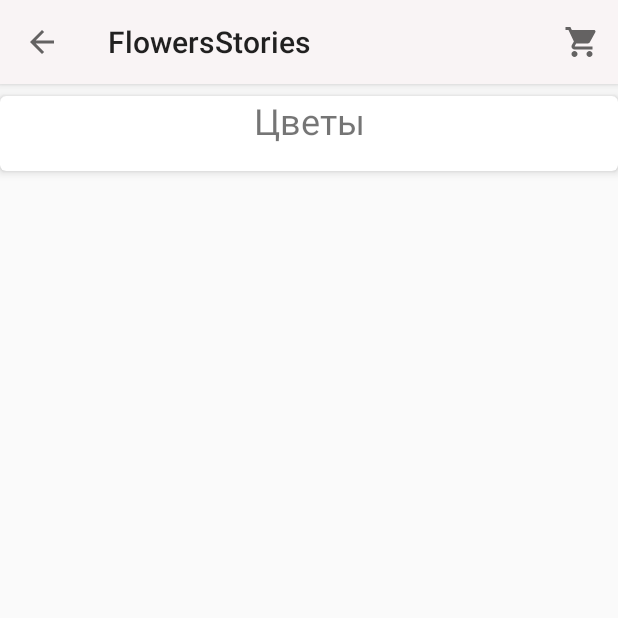
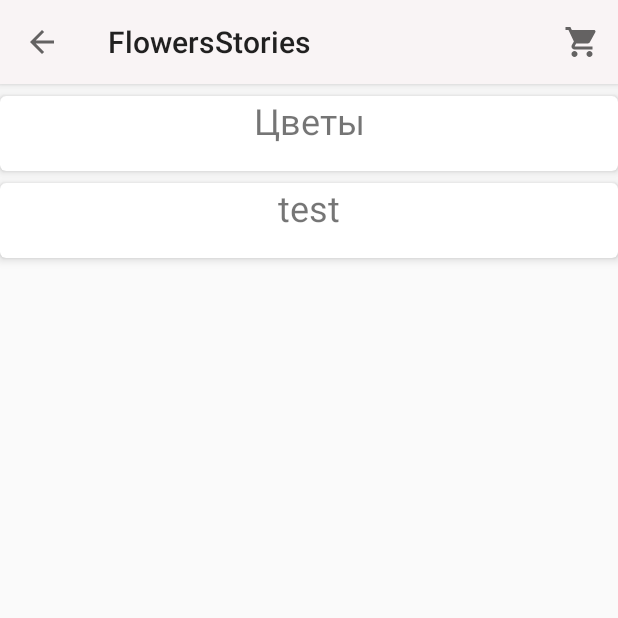
Before and after one commit to Evgeniy2782/Flowers, an Android app: the screen it shows after launch (MainActivity), on a phone screen of 412 x 824 dp, the top half of it. Run offline under Robolectric (Android 15) with nearby library versions, the phone set to English and light mode, and no system bars; libraries missing offline, so code that uses them is left out: com.mikepenz.materialdrawer; 2 statements that could not run were skipped.

Commit message:
17.02.2020

```diff
--- a/app/src/main/res/layout/activity_card.xml
+++ b/app/src/main/res/layout/activity_card.xml
@@ -32,7 +32,25 @@
             android:textSize="24sp" />
     </android.support.v7.widget.CardView>
 
+    <android.support.v7.widget.CardView
+        xmlns:card_view="http://schemas.android.com/apk/res-auto"
+        android:id="@+id/card_view_test"
+        android:layout_marginTop = "8dp"
+        android:layout_gravity="bottom"
+        android:layout_width="match_parent"
+        android:layout_height="50dp"
+        card_view:cardCornerRadius="4dp"
+        card_view:cardElevation = "4dp"
+        android:onClick="oneRose">
 
+        <TextView
+            android:id="@+id/info_text_test"
+            android:layout_width="match_parent"
+            android:layout_height="match_parent"
+            android:text="test"
+            android:gravity="center_vertical|center_horizontal|top"
+            android:textSize="24sp" />
+    </android.support.v7.widget.CardView>
 
 
 
```
